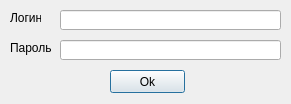
Balog/Synchonization, file Socket_Client_v5/Dialogs/Autoriz.ui: the form before one commit.
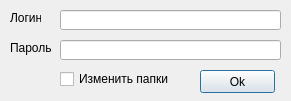
The form after the commit.

What changed in the file:
```diff
--- a/Socket_Client_v5/Dialogs/Autoriz.ui
+++ b/Socket_Client_v5/Dialogs/Autoriz.ui
@@ -7,7 +7,7 @@
     <x>0</x>
     <y>0</y>
     <width>291</width>
-    <height>104</height>
+    <height>101</height>
    </rect>
   </property>
   <property name="windowTitle">
@@ -62,7 +62,7 @@
   <widget class="QPushButton" name="pbOk">
    <property name="geometry">
     <rect>
-     <x>110</x>
+     <x>200</x>
      <y>70</y>
      <width>75</width>
      <height>23</height>
@@ -72,6 +72,19 @@
     <string>Ok</string>
    </property>
   </widget>
+  <widget class="QCheckBox" name="cbModifyFolder">
+   <property name="geometry">
+    <rect>
+     <x>60</x>
+     <y>70</y>
+     <width>111</width>
+     <height>18</height>
+    </rect>
+   </property>
+   <property name="text">
+    <string>Изменить папки</string>
+   </property>
+  </widget>
  </widget>
  <resources/>
  <connections>
```
Left out of the diff: 8 changed lines with no effect on the pictures.
